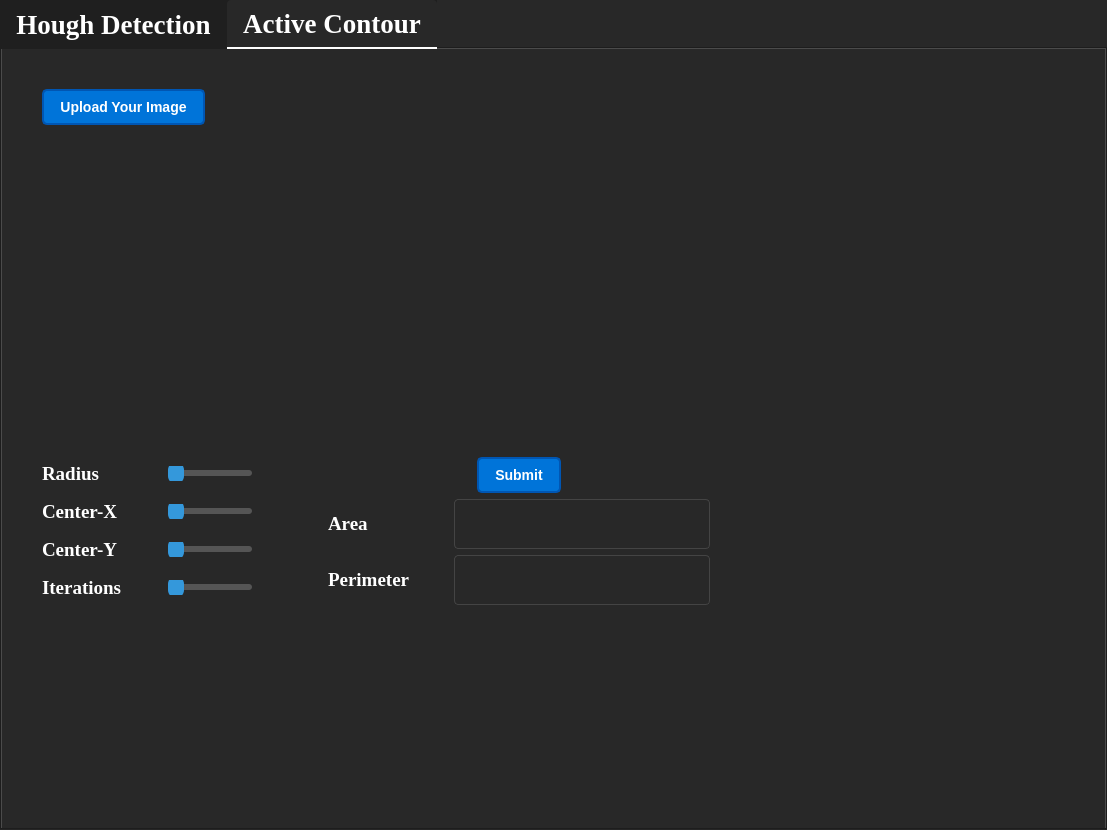
This is MainWindow.ui in fadymohsen/EdgeBoundaryDetection as Qt 5 draws it before an edit. The edited form follows.
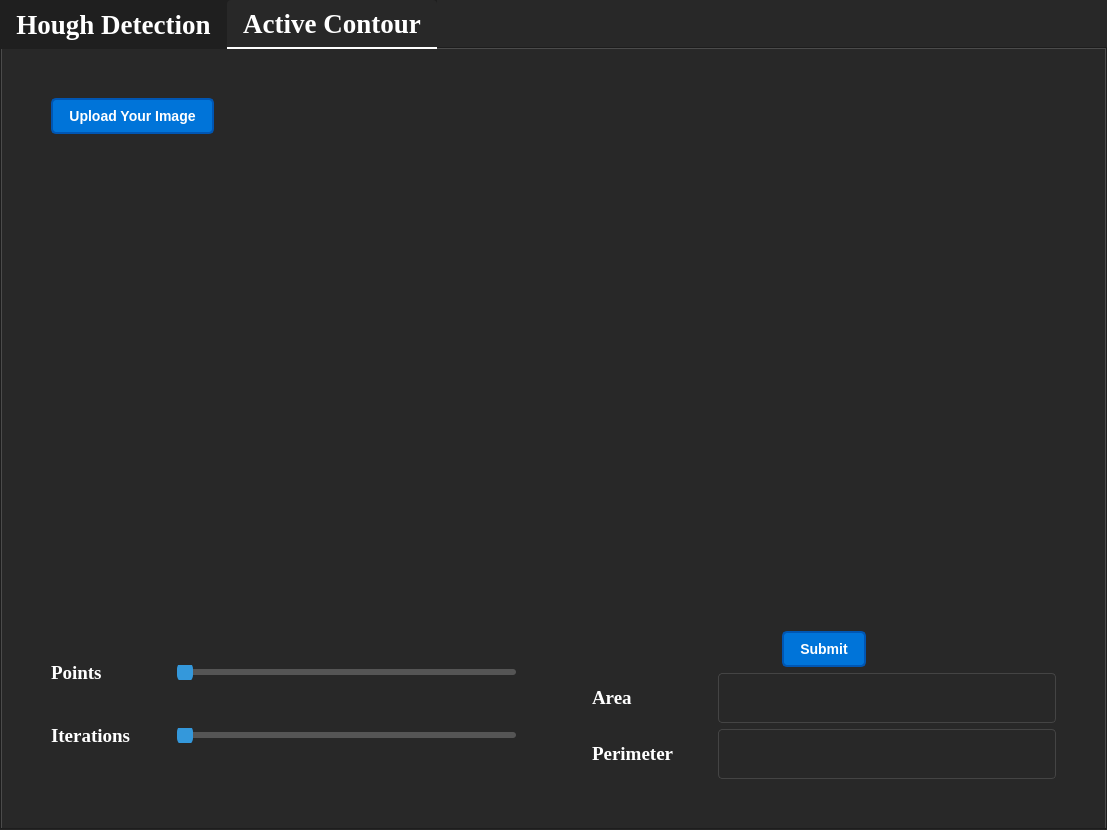
This is the edited form. Custom widgets are drawn as their Qt base class.

Commit message: Sliders do not work

```diff
--- a/MainWindow.ui
+++ b/MainWindow.ui
@@ -869,7 +869,8 @@
    <attribute name="title">
     <string>Active Contour</string>
    </attribute>
-   <widget class="QWidget" name="">
+   <layout class="QGridLayout" name="gridLayout_2">
+    <item row="0" column="0">
     <layout class="QHBoxLayout" name="horizontalLayout_16">
      <item>
       <spacer name="horizontalSpacer_19">
@@ -1045,7 +1046,7 @@
                   </font>
                  </property>
                  <property name="text">
-                  <string>Radius</string>
+                   <string>Points</string>
                  </property>
                 </widget>
                </item>
@@ -1066,125 +1067,13 @@
                 </spacer>
                </item>
                <item>
-                <widget class="QSlider" name="horizontalSlider">
-                 <property name="orientation">
-                  <enum>Qt::Horizontal</enum>
-                 </property>
-                </widget>
-               </item>
-              </layout>
-             </item>
-             <item>
-              <layout class="QHBoxLayout" name="horizontalLayout_8">
-               <item>
-                <widget class="QLabel" name="label_centerX">
-                 <property name="sizePolicy">
-                  <sizepolicy hsizetype="Fixed" vsizetype="Fixed">
-                   <horstretch>0</horstretch>
-                   <verstretch>0</verstretch>
-                  </sizepolicy>
-                 </property>
-                 <property name="minimumSize">
-                  <size>
-                   <width>100</width>
-                   <height>30</height>
-                  </size>
-                 </property>
-                 <property name="maximumSize">
-                  <size>
-                   <width>100</width>
-                   <height>30</height>
-                  </size>
-                 </property>
-                 <property name="font">
-                  <font>
-                   <family>Georgia</family>
-                   <pointsize>14</pointsize>
-                   <bold>true</bold>
-                  </font>
-                 </property>
-                 <property name="text">
-                  <string>Center-X</string>
-                 </property>
-                </widget>
-               </item>
-               <item>
-                <spacer name="horizontalSpacer_10">
-                 <property name="orientation">
-                  <enum>Qt::Horizontal</enum>
-                 </property>
-                 <property name="sizeType">
-                  <enum>QSizePolicy::Fixed</enum>
-                 </property>
-                 <property name="sizeHint" stdset="0">
-                  <size>
-                   <width>20</width>
-                   <height>20</height>
-                  </size>
-                 </property>
-                </spacer>
-               </item>
-               <item>
-                <widget class="QSlider" name="horizontalSlider_2">
-                 <property name="orientation">
-                  <enum>Qt::Horizontal</enum>
-                 </property>
-                </widget>
-               </item>
-              </layout>
-             </item>
-             <item>
-              <layout class="QHBoxLayout" name="horizontalLayout_10">
-               <item>
-                <widget class="QLabel" name="label_centerY">
-                 <property name="sizePolicy">
-                  <sizepolicy hsizetype="Fixed" vsizetype="Fixed">
-                   <horstretch>0</horstretch>
-                   <verstretch>0</verstretch>
-                  </sizepolicy>
-                 </property>
-                 <property name="minimumSize">
-                  <size>
-                   <width>100</width>
-                   <height>30</height>
-                  </size>
-                 </property>
-                 <property name="maximumSize">
-                  <size>
-                   <width>100</width>
-                   <height>30</height>
-                  </size>
-                 </property>
-                 <property name="font">
-                  <font>
-                   <family>Georgia</family>
-                   <pointsize>14</pointsize>
-                   <bold>true</bold>
-                  </font>
-                 </property>
-                 <property name="text">
-                  <string>Center-Y</string>
-                 </property>
-                </widget>
-               </item>
-               <item>
-                <spacer name="horizontalSpacer_11">
-                 <property name="orientation">
-                  <enum>Qt::Horizontal</enum>
-                 </property>
-                 <property name="sizeType">
-                  <enum>QSizePolicy::Fixed</enum>
-                 </property>
-                 <property name="sizeHint" stdset="0">
-                  <size>
-                   <width>20</width>
-                   <height>20</height>
-                  </size>
-                 </property>
-                </spacer>
-               </item>
-               <item>
-                <widget class="QSlider" name="horizontalSlider_3">
+                 <widget class="QSlider" name="Points_Slider">
+                  <property name="minimum">
+                   <number>100</number>
+                  </property>
+                  <property name="maximum">
+                   <number>600</number>
+                  </property>
                  <property name="orientation">
                   <enum>Qt::Horizontal</enum>
                  </property>
@@ -1243,7 +1132,13 @@
                 </spacer>
                </item>
                <item>
-                <widget class="QSlider" name="horizontalSlider_6">
+                 <widget class="QSlider" name="iterations_Slider">
+                  <property name="minimum">
+                   <number>50</number>
+                  </property>
+                  <property name="maximum">
+                   <number>500</number>
+                  </property>
                  <property name="orientation">
                   <enum>Qt::Horizontal</enum>
                  </property>
@@ -1366,6 +1261,18 @@
                    <height>50</height>
                   </size>
                  </property>
+                  <property name="font">
+                   <font>
+                    <family>Segoe UI</family>
+                    <pointsize>18</pointsize>
+                    <italic>false</italic>
+                    <bold>false</bold>
+                   </font>
+                  </property>
+                  <property name="styleSheet">
+                   <string notr="true">
+font: 18pt &quot;Segoe UI&quot;;</string>
+                  </property>
                 </widget>
                </item>
               </layout>
@@ -1422,6 +1329,17 @@
                    <height>50</height>
                   </size>
                  </property>
+                  <property name="font">
+                   <font>
+                    <family>Segoe UI</family>
+                    <pointsize>18</pointsize>
+                    <italic>false</italic>
+                    <bold>false</bold>
+                   </font>
+                  </property>
+                  <property name="styleSheet">
+                   <string notr="true">font: 18pt &quot;Segoe UI&quot;;</string>
+                  </property>
                 </widget>
                </item>
               </layout>
@@ -1467,7 +1385,8 @@
       </spacer>
      </item>
     </layout>
-   </widget>
+    </item>
+   </layout>
   </widget>
  </widget>
  <customwidgets>
```
Lines whose indentation alone changed are shown as unchanged. The commit also changes 3 other files.
